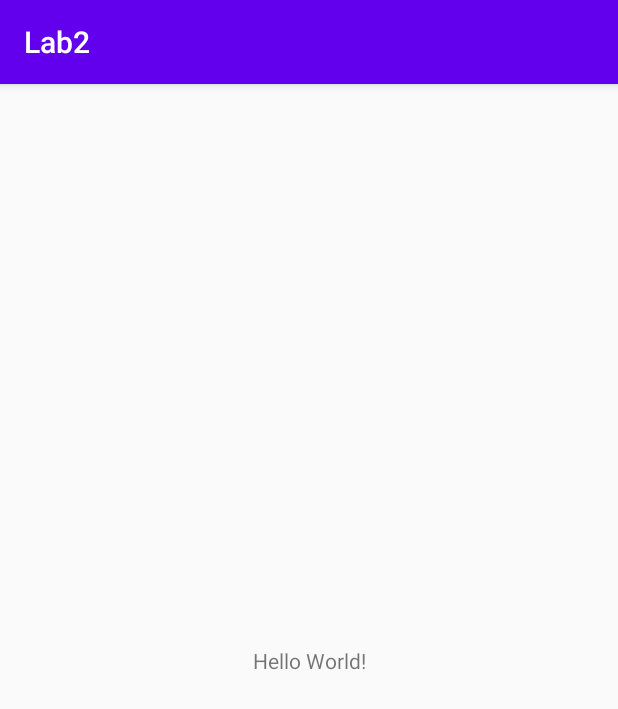
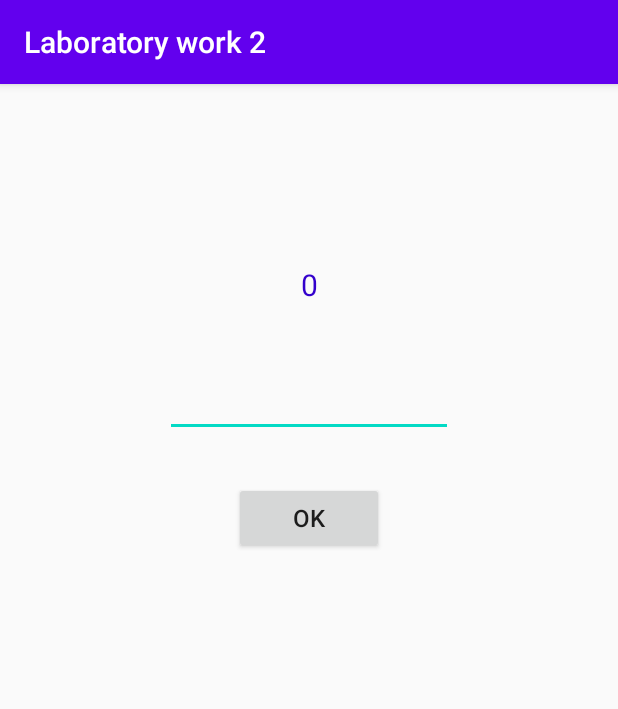
Before and after one commit to DimaKudelich/Mobile2020, an Android app: the screen it shows after launch (MainActivity), on a phone screen of 412 x 824 dp. Shown: the top 709 px of the screen. Run offline under Robolectric (Android 15) with nearby library versions, the phone set to English and light mode, and no system bars.

Commit message:
Solve problem with color

```diff
--- a/Lab2/app/src/main/AndroidManifest.xml
+++ b/Lab2/app/src/main/AndroidManifest.xml
@@ -9,6 +9,7 @@
         android:roundIcon="@mipmap/ic_launcher_round"
         android:supportsRtl="true"
         android:theme="@style/AppTheme">
+        <activity android:name=".SecondActivity"></activity>
         <activity android:name=".MainActivity">
             <intent-filter>
                 <action android:name="android.intent.action.MAIN" />
--- a/Lab2/app/src/main/java/com/example/lab2/MainActivity.java
+++ b/Lab2/app/src/main/java/com/example/lab2/MainActivity.java
@@ -2,13 +2,56 @@ package com.example.lab2;
 
 import androidx.appcompat.app.AppCompatActivity;
 
+import android.app.Activity;
+import android.content.Intent;
 import android.os.Bundle;
+import android.view.View;
+import android.widget.Button;
+import android.widget.EditText;
+import android.widget.TextView;
 
 public class MainActivity extends AppCompatActivity {
+    TextView textView;
+    EditText editText;
+    Button button;
+
+    int sum;
+    int firstNumber;
 
     @Override
     protected void onCreate(Bundle savedInstanceState) {
         super.onCreate(savedInstanceState);
         setContentView(R.layout.activity_main);
+
+        textView = findViewById(R.id.textView);
+        button = findViewById(R.id.button);
+
+        firstNumber = Integer.parseInt(textView.getText().toString());
+        textView.setText(String.valueOf(firstNumber));
+
+        button.setOnClickListener(new View.OnClickListener() {
+            public void onClick(View v) {
+                editText = findViewById(R.id.number);
+
+                int number = Integer.parseInt(editText.getText().toString());
+                sum = number + firstNumber;
+
+                Intent intent = new Intent(MainActivity.this, SecondActivity.class);
+                intent.putExtra("number", sum);
+                startActivityForResult(intent, 10);
+            }
+        });
+    }
+
+    protected void onActivityResult(int requestCode,int resultCode, Intent data){
+        super.onActivityResult(requestCode,resultCode,data);
+
+        if (requestCode == 10){
+            if (resultCode == Activity.RESULT_OK){
+                int res = data.getIntExtra("result",0);
+                textView.setText(String.valueOf(res));
+                firstNumber = Integer.parseInt(textView.getText().toString());
+            }
+        }
     }
 }
--- a/Lab2/app/src/main/res/layout/activity_main.xml
+++ b/Lab2/app/src/main/res/layout/activity_main.xml
@@ -6,13 +6,41 @@
     android:layout_height="match_parent"
     tools:context=".MainActivity">
 
-    <TextView
-        android:layout_width="wrap_content"
-        android:layout_height="wrap_content"
-        android:text="Hello World!"
+    <LinearLayout
+        android:layout_width="0dp"
+        android:layout_height="0dp"
+        android:orientation="vertical"
         app:layout_constraintBottom_toBottomOf="parent"
-        app:layout_constraintLeft_toLeftOf="parent"
-        app:layout_constraintRight_toRightOf="parent"
-        app:layout_constraintTop_toTopOf="parent" />
+        app:layout_constraintEnd_toEndOf="parent"
+        app:layout_constraintStart_toStartOf="parent"
+        app:layout_constraintTop_toTopOf="parent"
+        android:layout_margin="80dp">
 
+        <TextView
+            android:id="@+id/textView"
+            style="@style/Style"
+            android:gravity="center_horizontal"
+            android:layout_margin="30dp"
+            android:padding="10dp"
+            android:text="@string/_0"
+            />
+
+        <EditText
+            android:id="@+id/number"
+            style="@style/Style"
+            android:layout_marginStart="30dp"
+            android:layout_marginEnd="30dp"
+            android:ems="10"
+            android:inputType="number"
+            />
+
+        <Button
+            android:id="@+id/button"
+            android:layout_width="100dp"
+            android:layout_height="wrap_content"
+            android:layout_marginTop="30dp"
+            android:layout_gravity="center"
+            android:textSize="16sp"
+            android:text="@string/ok" />
+    </LinearLayout>
 </androidx.constraintlayout.widget.ConstraintLayout>
--- a/Lab2/app/src/main/res/values/strings.xml
+++ b/Lab2/app/src/main/res/values/strings.xml
@@ -1,3 +1,5 @@
 <resources>
-    <string name="app_name">Lab2</string>
+    <string name="app_name">Laboratory work 2</string>
+    <string name="_0">0</string>
+    <string name="ok">OK</string>
 </resources>
--- a/Lab2/app/src/main/res/values/styles.xml
+++ b/Lab2/app/src/main/res/values/styles.xml
@@ -7,4 +7,13 @@
         <item name="colorAccent">@color/colorAccent</item>
     </style>
 
+    <style name="Style">
+        <item name="android:textSize">20sp</item>
+        <item name="android:textColor">#3300cc</item>
+        <item name="fontFamily">sans-serif</item>
+        <item name="android:typeface">monospace</item>
+        <item name="android:layout_height">wrap_content</item>
+        <item name="android:layout_width">match_parent</item>
+    </style>
+
 </resources>
```
Also changed, not shown: Lab2/app/src/main/java/com/example/lab2/SecondActivity.java (+29 -1 lines), 2 other files.
